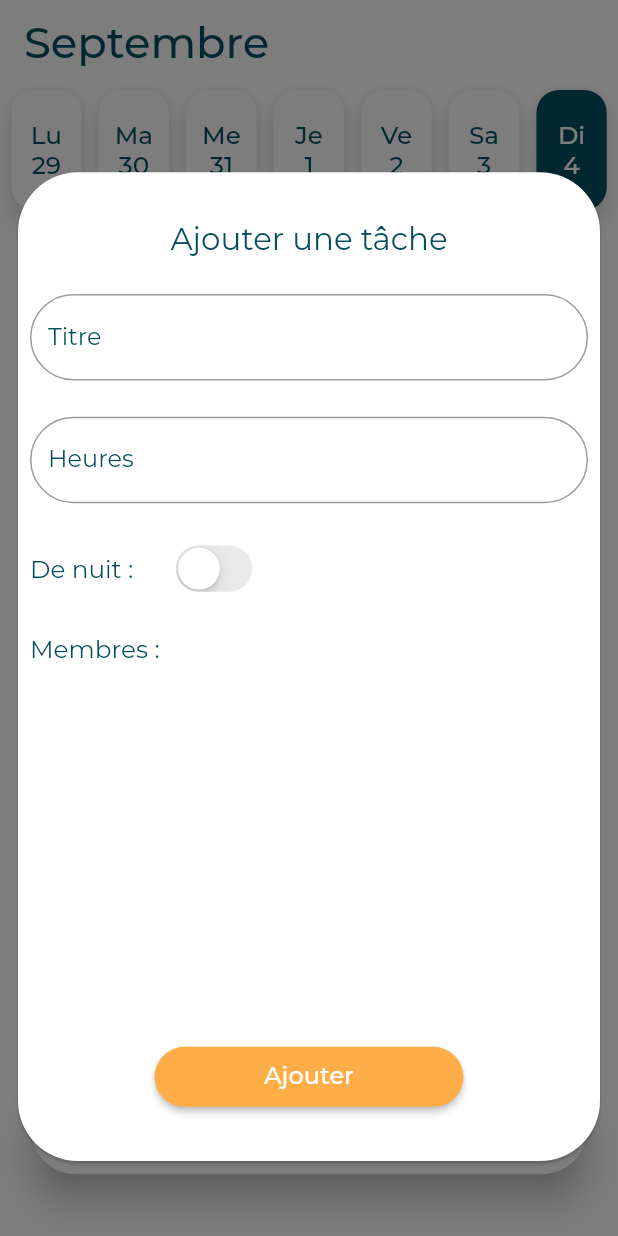
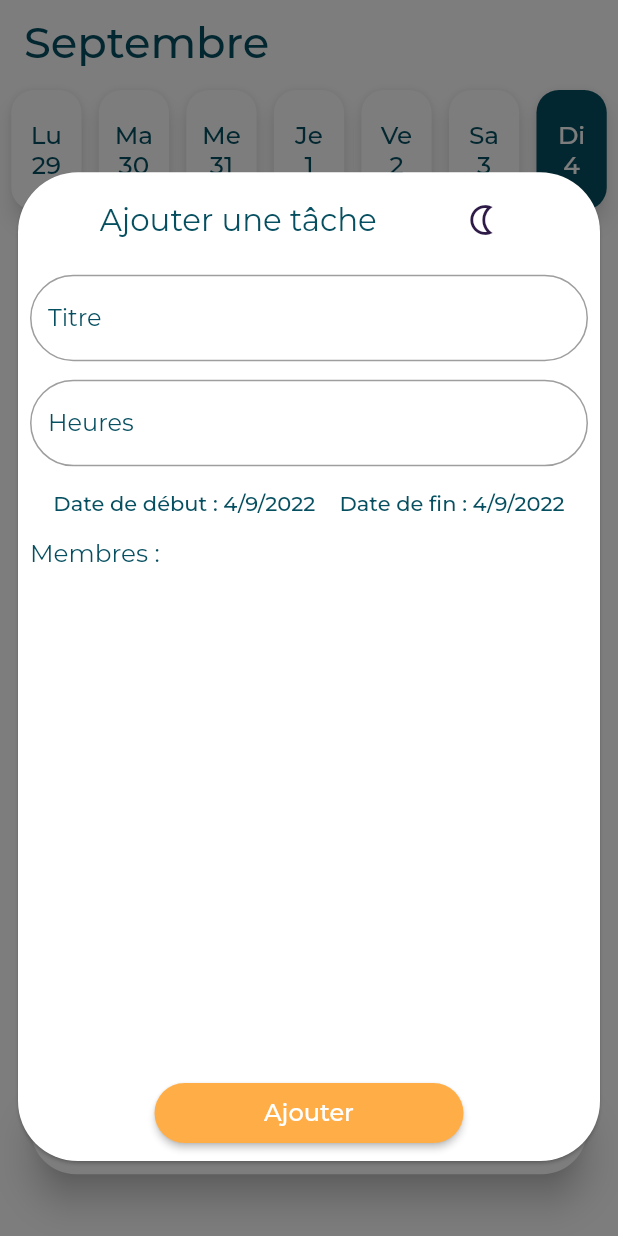
Before and after one commit to nicolasvanheusden/valendar, a Flutter app: the screen it shows after launch, after a tap on "Ajouter une tâche", on a phone screen of 412 x 824 dp. Run offline on Flutter 3.47's test engine with Material 2 defaults, Android fonts, the phone set to English and light mode, and no system bars; our stand-ins replace flutter_bloc, freezed_annotation, get_it, google_fonts, hydrated_bloc, injectable; missing offline and left inert: align_positioned.

Commit message:
--feature : add Start Date and End date to Task

```diff
--- a/lib/domain/task/task.dart
+++ b/lib/domain/task/task.dart
@@ -15,5 +15,7 @@ class Task with _$Task {
     required final bool atNight,
     required final DateTime date,
     required final bool completed,
+    required final DateTime startDate,
+    required final DateTime endDate,
   }) = _Task;
 }
--- a/lib/infrastructure/task/task_dto.dart
+++ b/lib/infrastructure/task/task_dto.dart
@@ -16,7 +16,9 @@ class TaskDTO with _$TaskDTO {
     required final List<MemberDTO> members,
     required final bool atNight,
     required final DateTime date,
-    required final bool completed
+    required final bool completed,
+    required final DateTime startDate,
+    required final DateTime endDate,
   }) = _TaskDTO;
 
 
@@ -29,7 +31,9 @@ class TaskDTO with _$TaskDTO {
       .toList(),
     atNight: task.atNight,
     date: task.date,
-    completed: task.completed
+    completed: task.completed,
+    startDate: task.startDate,
+    endDate: task.endDate,
   );
 
   Task toDomain() => Task(
@@ -41,7 +45,9 @@ class TaskDTO with _$TaskDTO {
       .toList(),
     atNight: atNight,
     date: date,
-    completed: completed
+    completed: completed,
+    startDate: startDate,
+    endDate: endDate,
   );
 
   factory TaskDTO.fromJson(Map<String, dynamic> json) => _$TaskDTOFromJson(json);
--- a/lib/presentation/screen/analytics_screen.dart
+++ b/lib/presentation/screen/analytics_screen.dart
@@ -20,7 +20,6 @@ class _AnalyticsScreenState extends State<AnalyticsScreen> {
   late Week _currentWeek;
   double _horizontalDragStart = 0;
   double _horizontalDragEnd = 0;
-
 
   @override
   void initState() {
--- a/lib/presentation/task/add_task.dart
+++ b/lib/presentation/task/add_task.dart
@@ -1,3 +1,5 @@
+
+import 'dart:io';
 
 import 'package:flutter/cupertino.dart';
 import 'package:flutter/material.dart';
@@ -27,7 +29,17 @@ class _AddTaskState extends State<AddTask> {
   final TextEditingController _titleController = TextEditingController();
   final TextEditingController _hoursController = TextEditingController();
   final List<Member> _currentMembersToAdd = [];
+  late DateTime _startDate;
+  late DateTime _endDate;
   bool atNight = false;
+
+
+  @override
+  void initState() {
+    super.initState();
+    _startDate = widget.selectedDate;
+    _endDate = widget.selectedDate;
+  }
 
   @override
   Widget build(BuildContext context) {
@@ -55,12 +67,31 @@ class _AddTaskState extends State<AddTask> {
                   child: Column(
                     mainAxisAlignment: MainAxisAlignment.spaceEvenly,
                     children: [
+                      Row(
+                        mainAxisAlignment: MainAxisAlignment.spaceEvenly,
+                        children: [
                           Text(
                             'Ajouter une tâche',
                             style: GoogleFonts.montserrat(
                               color: blue064F60,
                               fontSize: MediaQuery.of(context).size.width * 0.05
                             ),
+                          ),
+                          IconButton(
+                            onPressed: () => setState(() {
+                              atNight = !atNight;
+                            }),
+                            icon: Icon(
+                              atNight
+                                ? Icons.nightlight
+                                : Icons.nightlight_outlined,
+                              color: purple2E1A47,
+                            ),
+                          )
+                        ],
+                      ),
+                      SizedBox(
+                        height: MediaQuery.of(context).size.height *0.015,
                       ),
                       TextFormField(
                         controller: _titleController,
@@ -71,7 +102,9 @@ class _AddTaskState extends State<AddTask> {
                           ),
                           constraints: BoxConstraints.loose(Size(MediaQuery.of(context).size.width, MediaQuery.of(context).size.height * 0.07))
                         ),
-
+                      ),
+                      SizedBox(
+                        height: MediaQuery.of(context).size.height *0.015,
                       ),
                       TextFormField(
                         controller: _hoursController,
@@ -90,31 +123,100 @@ class _AddTaskState extends State<AddTask> {
                         },
                         keyboardType: TextInputType.number,
                       ),
-                      Row(
+                      Wrap(
                         children: [
-                          Text(
-                            'De nuit : ',
+                          TextButton(
+                            onPressed: () async {
+                              if (Platform.isIOS) {
+                                showCupertinoModalPopup(
+                                  context: context,
+                                  builder: (context) => Container(
+                                    height: MediaQuery.of(context).size.height * 0.3,
+                                    decoration: const BoxDecoration(
+                                      color: whiteFAFAFA,
+                                      borderRadius: BorderRadius.only(
+                                        topLeft: Radius.circular(20),
+                                        topRight: Radius.circular(20)
+                                      )
+                                    ),
+                                    child: CupertinoDatePicker(
+                                      mode: CupertinoDatePickerMode.date,
+                                      initialDateTime: _startDate,
+                                      minimumDate: DateTime.fromMillisecondsSinceEpoch(0),
+                                      maximumDate: DateTime.now().add(const Duration(days: 365)),
+                                      onDateTimeChanged: (value) => setState(() {
+                                        _startDate = value;
+                                      })
+                                    ),
+                                  )
+                                );
+                              } else {
+                                _startDate = await showDatePicker(
+                                  context: context,
+                                  initialDate: _startDate,
+                                  firstDate: DateTime.fromMillisecondsSinceEpoch(0),
+                                  lastDate: DateTime.now().add(const Duration(days: 365)),
+                                  currentDate: _startDate
+                                ) ?? _startDate;
+                                setState(() {});
+                              }
+                            },
+                            child: Text(
+                              'Date de début : ${_startDate.day}/${_startDate.month}/${_startDate.year}',
                               style: GoogleFonts.montserrat(
-                              color: blue064F60,
-                              fontSize: MediaQuery.of(context).size.width * 0.04,
+                                color: blue064F60
                               ),
+                            )
                           ),
-                          const SizedBox(
-                            width: 20,
+                          TextButton(
+                            onPressed: () async {
+                              if (Platform.isIOS) {
+                                showCupertinoModalPopup(
+                                  context: context,
+                                  builder: (context) => Container(
+                                    height: MediaQuery.of(context).size.height * 0.3,
+                                    decoration: const BoxDecoration(
+                                      color: whiteFAFAFA,
+                                      borderRadius: BorderRadius.only(
+                                        topLeft: Radius.circular(20),
+                                        topRight: Radius.circular(20)
+                                      )
                                     ),
-                          CupertinoSwitch(
-                            value: atNight,
-                            onChanged: (value) => setState(() {
-                              atNight = value;
+                                    child: CupertinoDatePicker(
+                                      mode: CupertinoDatePickerMode.date,
+                                      initialDateTime: _endDate,
+                                      minimumDate: DateTime.fromMillisecondsSinceEpoch(0),
+                                      maximumDate: DateTime.now().add(const Duration(days: 365)),
+                                      onDateTimeChanged: (value) => setState(() {
+                                        _endDate = value;
                                       })
+                                    ),
                                   )
+                                );
+                              } else {
+                                 _endDate = await showDatePicker(
+                                  context: context,
+                                  initialDate: _endDate,
+                                  firstDate: DateTime.fromMillisecondsSinceEpoch(0),
+                                  lastDate: DateTime.now().add(const Duration(days: 365)),
+                                  currentDate: _endDate
+                                ) ?? _endDate;
+                                setState(() {});
+                              }
+                            },
+                            child: Text(
+                              'Date de fin : ${_endDate.day}/${_endDate.month}/${_endDate.year}',
+                              style: GoogleFonts.montserrat(
+                                color: blue064F60
+                              ),
+                            )
+                          ),
                         ],
                       ),
-                      BlocBuilder<MemberBloc, MemberState>(
+                      Expanded(
+                        child: BlocBuilder<MemberBloc, MemberState>(
                           builder: (context, state) {
-                          return SizedBox(
-                            height: MediaQuery.of(context).size.height * 0.3,
-                            child: Column(
+                            return Column(
                               crossAxisAlignment: CrossAxisAlignment.start,
                               children: [
                                 Text(
@@ -134,6 +236,7 @@ class _AddTaskState extends State<AddTask> {
                                     },
                                     child: Container(
                                       padding: const EdgeInsets.all(8),
+                                      margin: const EdgeInsets.only(right: 5),
                                       decoration: BoxDecoration(
                                         borderRadius: BorderRadius.circular(20),
                                         border: Border.all(
@@ -201,9 +304,9 @@ class _AddTaskState extends State<AddTask> {
                                   ),
                                 ),
                               ]
-                            ),
                             );
                           }
+                        ),
                       ),
                       ElevatedButton(
                         onPressed: () {
@@ -216,7 +319,9 @@ class _AddTaskState extends State<AddTask> {
                                 members: _currentMembersToAdd,
                                 atNight: atNight,
                                 date: widget.selectedDate,
-                                completed: false
+                                completed: false,
+                                startDate: _startDate,
+                                endDate: _endDate,
                               )
                             ));
                             _titleController.clear();
--- a/lib/presentation/task/task_tile.dart
+++ b/lib/presentation/task/task_tile.dart
@@ -33,7 +33,7 @@ class _TaskTileState extends State<TaskTile> {
       },
       dismissThresholds: <DismissDirection, double>{
         DismissDirection.startToEnd: widget.task.completed ? 1.0 : 0.0,
-        DismissDirection.endToStart: widget.task.completed ? 1.0 : 0.0,
+        DismissDirection.endToStart: 0.0
       },
       secondaryBackground: Container(
         margin: EdgeInsets.only(
```
Also changed, not shown: lib/domain/task/task.freezed.dart, lib/infrastructure/task/task_dto.freezed.dart, lib/infrastructure/task/task_dto.g.dart. Lines whose indentation alone changed are shown as unchanged.
